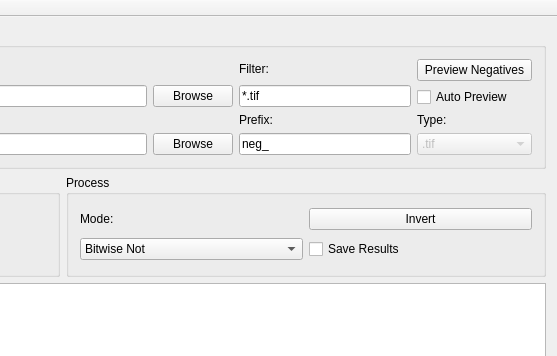
Before: the Qt Designer form src/mainwindow.ui in lmeinel/NegLab, drawn with Qt 5; both pictures show x 431 to 988 and y 0 to 356 of the 988 by 542 pixel window.
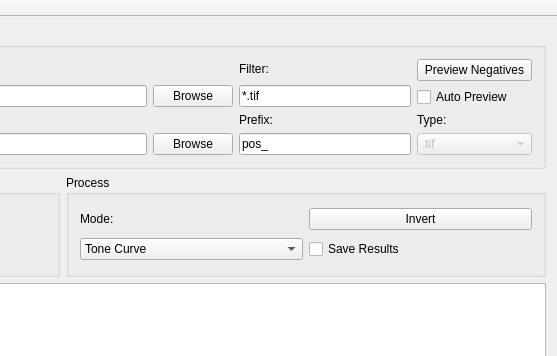
After: the same form once the commit is applied.

Commit message: changed pos_ prefix

Patch:
```diff
--- a/src/mainwindow.ui
+++ b/src/mainwindow.ui
@@ -153,7 +153,7 @@
            <item>
             <widget class="QLineEdit" name="lineEdit_PosPrefix">
              <property name="text">
-              <string>neg_</string>
+              <string>pos_</string>
              </property>
             </widget>
            </item>
@@ -226,11 +226,6 @@
           <layout class="QGridLayout" name="gridLayout_3" columnstretch="0,0">
            <item row="1" column="0">
             <widget class="QComboBox" name="comboBox_Mode">
-             <item>
-              <property name="text">
-               <string>Bitwise Not</string>
-              </property>
-             </item>
              <item>
               <property name="text">
                <string>Tone Curve</string>
```
Left out of the diff: 5 changed lines with no effect on the pictures.
